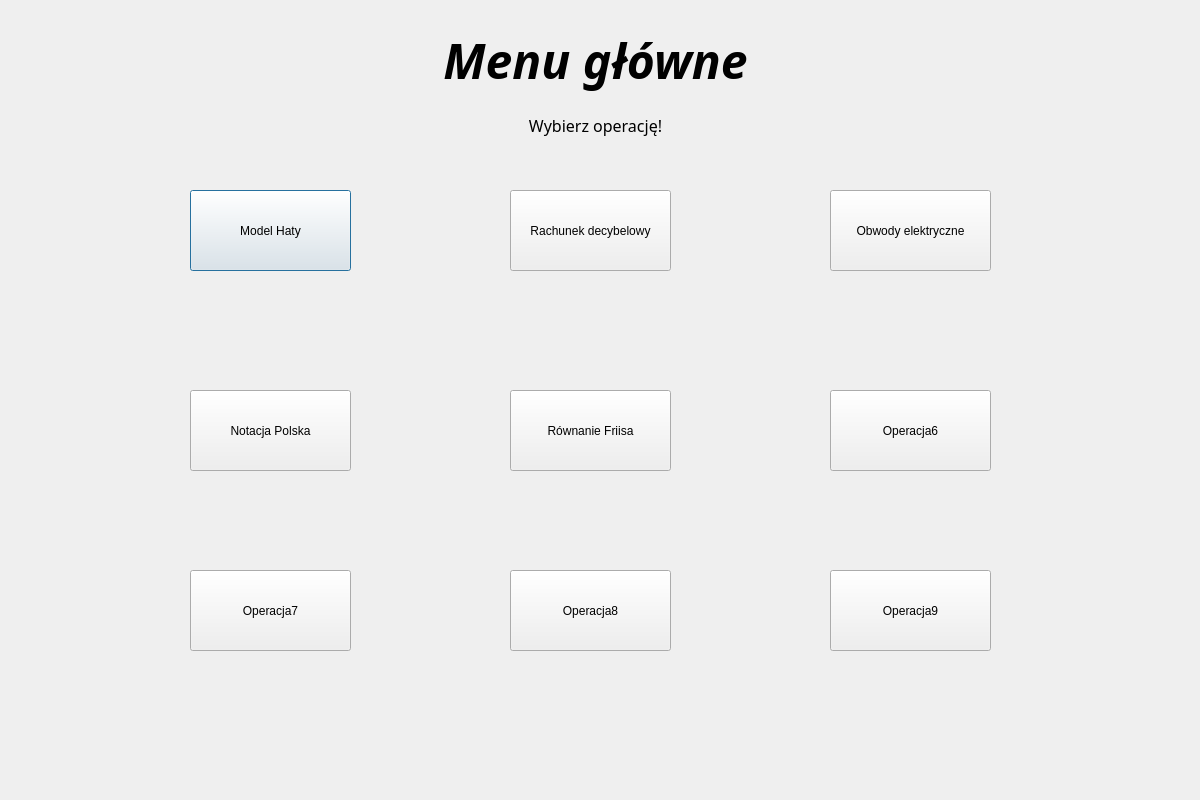
First picture: the form in UI/Menu.ui, repository lukaszbladziak5/ICalcThis, before the edit.
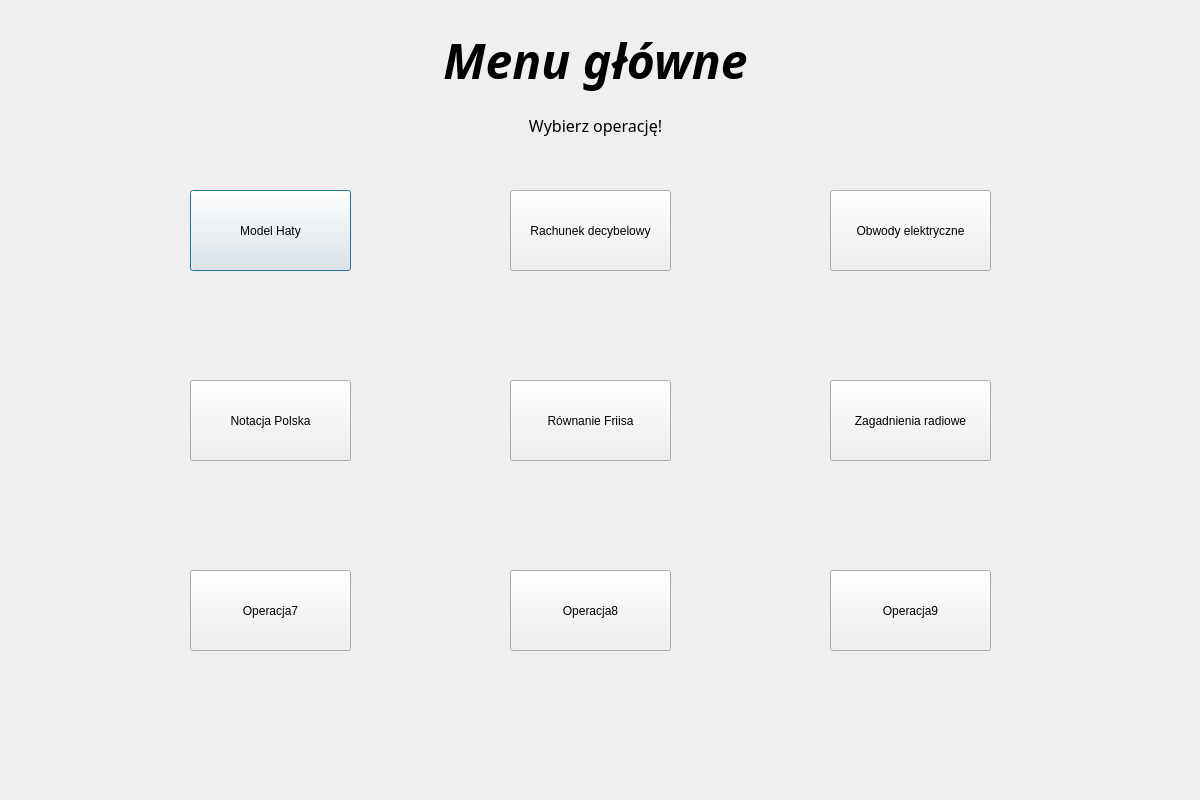
Second picture: the form after the edit.

```diff
--- a/UI/Menu.ui
+++ b/UI/Menu.ui
@@ -107,7 +107,7 @@
     <property name="geometry">
      <rect>
       <x>190</x>
-      <y>390</y>
+      <y>380</y>
       <width>161</width>
       <height>81</height>
      </rect>
@@ -120,7 +120,7 @@
     <property name="geometry">
      <rect>
       <x>510</x>
-      <y>390</y>
+      <y>380</y>
       <width>161</width>
       <height>81</height>
      </rect>
@@ -133,13 +133,13 @@
     <property name="geometry">
      <rect>
       <x>830</x>
-      <y>390</y>
+      <y>380</y>
       <width>161</width>
       <height>81</height>
      </rect>
     </property>
     <property name="text">
-     <string>Operacja6</string>
+     <string>Zagadnienia radiowe</string>
     </property>
    </widget>
    <widget class="QPushButton" name="operacja_7">
```
Left out of the diff: 2 changed lines with no effect on the pictures.
